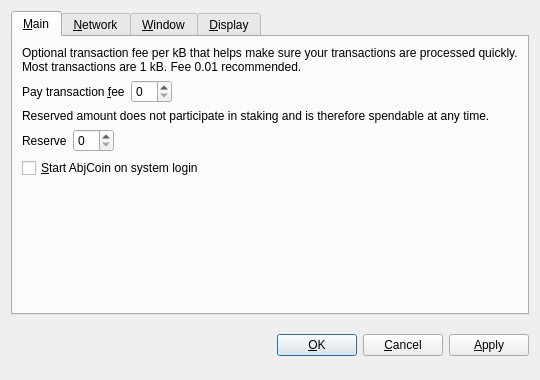
First picture: the form in src/qt/forms/optionsdialog.ui, repository abjcoinblockchain/Abjcoin, before the edit.
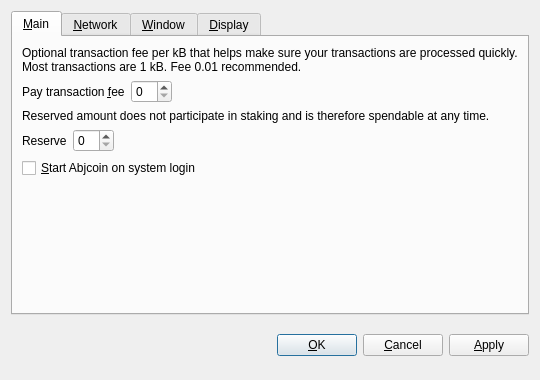
Second picture: the form after the edit. Custom widgets are drawn as their Qt base class.

```diff
--- a/src/qt/forms/optionsdialog.ui
+++ b/src/qt/forms/optionsdialog.ui
@@ -128,7 +128,7 @@
           <string>Automatically start AbjCoin after logging in to the system.</string>
          </property>
          <property name="text">
-          <string>&amp;Start AbjCoin on system login</string>
+          <string>&amp;Start Abjcoin on system login</string>
          </property>
         </widget>
        </item>
```
Left out of the diff: 10 changed lines with no effect on the pictures.
